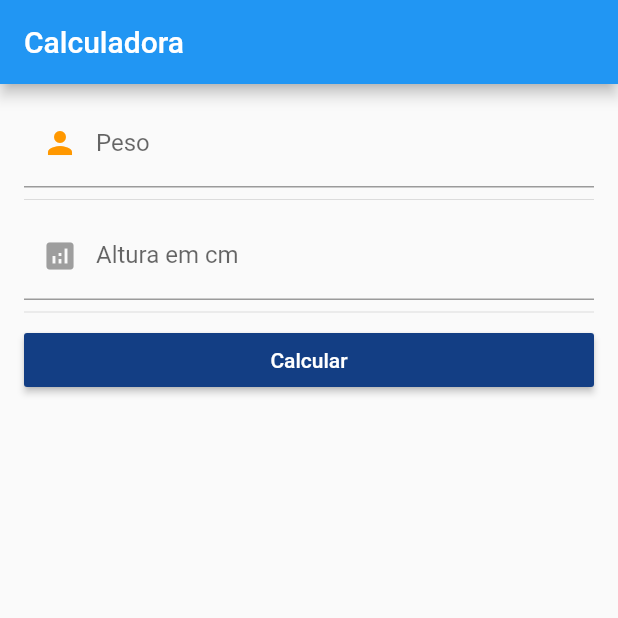
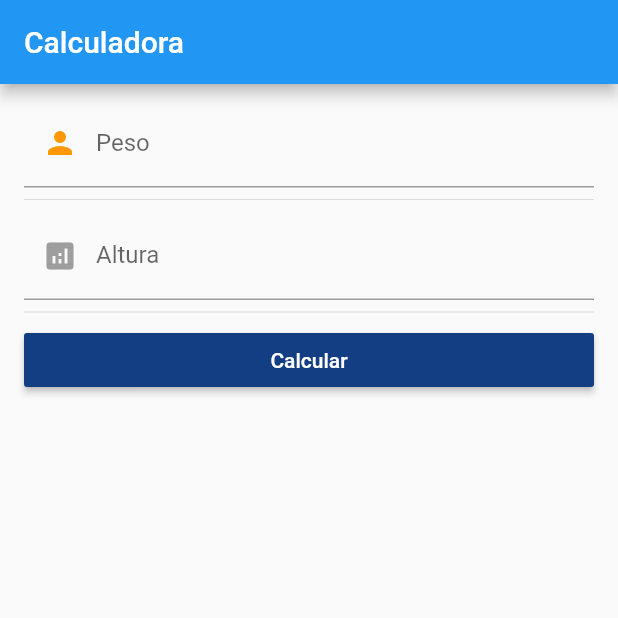
Before and after one commit to HericAvila/AprendendoFlutter, a Flutter app: the screen it shows after launch, after a tap on "Calcular", on a phone screen of 412 x 824 dp, the top half of it. Run offline on Flutter 3.47's test engine with Material 2 defaults, Android fonts, the phone set to English and light mode, and no system bars.

Commit message:
Calculadora de IMC finalizada - Basico

```diff
--- a/app_em_flutter/lib/main.dart
+++ b/app_em_flutter/lib/main.dart
@@ -1,4 +1,5 @@
 import 'package:flutter/material.dart';
+import 'dart:math';
 
 void main() {
   runApp(Calculator());
@@ -27,9 +28,19 @@
   TextEditingController tfWeight = TextEditingController();
   TextEditingController tfHeight = TextEditingController();
   String output = "";
+
   void calculaIMC() {
+    var weight;
+    var height;
+    var imc;
+
+    weight = double.parse(tfWeight.text);
+    height = double.parse(tfHeight.text);
+
+    imc = (weight / pow((height / 100), 2));
+
     setState(() {
-      output = tfWeight.text;
+      output = imc.toString();
     });
   }
 
@@ -55,7 +66,7 @@
               controller: tfHeight,
               decoration: InputDecoration(
                   hintText: "Digite sua altura",
-                  labelText: "Altura em cm",
+                  labelText: "Altura",
                   suffixText: "cm",
                   prefixIcon: Icon(
                     Icons.analytics,
```
